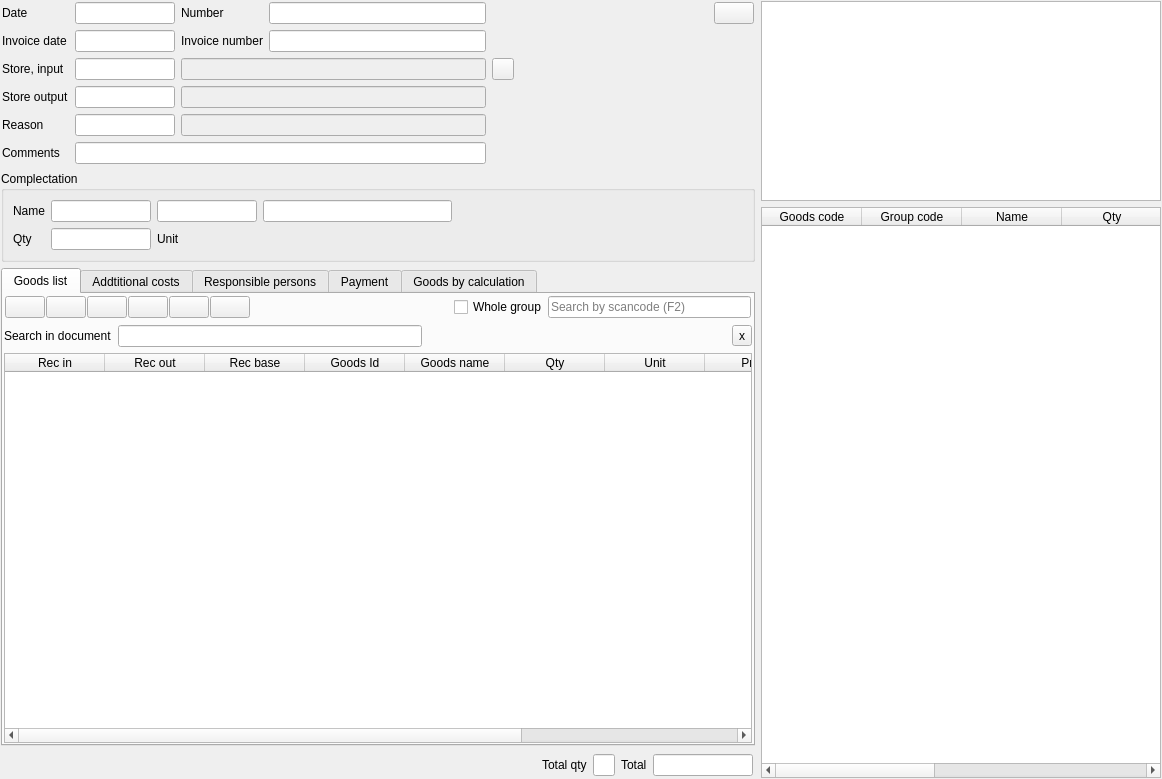
Before: the Qt Designer form Forms/c5storedoc.ui in End1-1/Cafe5, drawn with Qt 5.
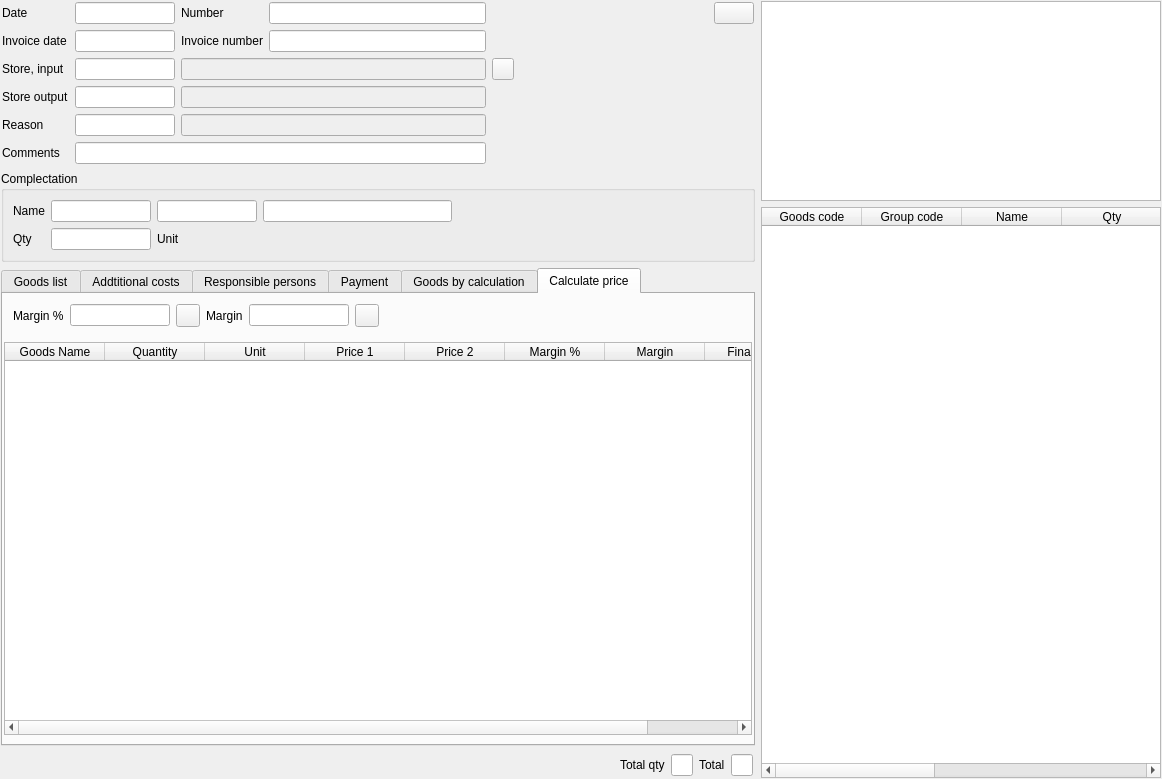
After: the same form once the commit is applied. The open tabs and pages were chosen to show the change. Icons and pictures are not drawn. Custom widgets are drawn as their Qt base class.

Patch:
```diff
--- a/Forms/c5storedoc.ui
+++ b/Forms/c5storedoc.ui
@@ -353,7 +353,7 @@
               </property>
               <property name="maximumSize">
                <size>
-                <width>100</width>
+                <width>16777215</width>
                 <height>16777215</height>
                </size>
               </property>
@@ -373,13 +373,13 @@
              <widget class="C5LineEdit" name="leTotal">
               <property name="minimumSize">
                <size>
-                <width>100</width>
+                <width>0</width>
                 <height>0</height>
                </size>
               </property>
               <property name="maximumSize">
                <size>
-                <width>100</width>
+                <width>16777215</width>
                 <height>16777215</height>
                </size>
               </property>
@@ -1183,6 +1183,162 @@
        </item>
       </layout>
      </widget>
+     <widget class="QWidget" name="twCalcPrice">
+      <attribute name="title">
+       <string>Calculate price</string>
+      </attribute>
+      <layout class="QVBoxLayout" name="verticalLayout_7">
+       <property name="leftMargin">
+        <number>1</number>
+       </property>
+       <property name="topMargin">
+        <number>1</number>
+       </property>
+       <property name="rightMargin">
+        <number>1</number>
+       </property>
+       <property name="bottomMargin">
+        <number>1</number>
+       </property>
+       <item>
+        <widget class="QWidget" name="widget" native="true">
+         <layout class="QHBoxLayout" name="horizontalLayout_6">
+          <item>
+           <widget class="QLabel" name="label_15">
+            <property name="text">
+             <string>Margin %</string>
+            </property>
+           </widget>
+          </item>
+          <item>
+           <widget class="C5LineEdit" name="leAllMarginPercent">
+            <property name="maximumSize">
+             <size>
+              <width>100</width>
+              <height>16777215</height>
+             </size>
+            </property>
+           </widget>
+          </item>
+          <item>
+           <widget class="QToolButton" name="btnSetAllMarginPercent">
+            <property name="text">
+             <string/>
+            </property>
+            <property name="icon">
+             <iconset resource="../resources/res.qrc">
+              <normaloff>:/checkall.png</normaloff>:/checkall.png</iconset>
+            </property>
+           </widget>
+          </item>
+          <item>
+           <widget class="QLabel" name="label_16">
+            <property name="text">
+             <string>Margin</string>
+            </property>
+           </widget>
+          </item>
+          <item>
+           <widget class="C5LineEdit" name="leAllMargin">
+            <property name="maximumSize">
+             <size>
+              <width>100</width>
+              <height>16777215</height>
+             </size>
+            </property>
+           </widget>
+          </item>
+          <item>
+           <widget class="QToolButton" name="btnSetMargin">
+            <property name="text">
+             <string/>
+            </property>
+            <property name="icon">
+             <iconset resource="../resources/res.qrc">
+              <normaloff>:/checkall.png</normaloff>:/checkall.png</iconset>
+            </property>
+           </widget>
+          </item>
+          <item>
+           <spacer name="horizontalSpacer_8">
+            <property name="orientation">
+             <enum>Qt::Horizontal</enum>
+            </property>
+            <property name="sizeHint" stdset="0">
+             <size>
+              <width>40</width>
+              <height>20</height>
+             </size>
+            </property>
+           </spacer>
+          </item>
+         </layout>
+        </widget>
+       </item>
+       <item>
+        <widget class="C5TableWidget" name="tblCalcPrice">
+         <column>
+          <property name="text">
+           <string>Goods Name</string>
+          </property>
+         </column>
+         <column>
+          <property name="text">
+           <string>Quantity</string>
+          </property>
+         </column>
+         <column>
+          <property name="text">
+           <string>Unit</string>
+          </property>
+         </column>
+         <column>
+          <property name="text">
+           <string>Price 1</string>
+          </property>
+         </column>
+         <column>
+          <property name="text">
+           <string>Price 2</string>
+          </property>
+         </column>
+         <column>
+          <property name="text">
+           <string>Margin %</string>
+          </property>
+         </column>
+         <column>
+          <property name="text">
+           <string>Margin</string>
+          </property>
+         </column>
+         <column>
+          <property name="text">
+           <string>Final price</string>
+          </property>
+         </column>
+        </widget>
+       </item>
+       <item>
+        <widget class="QWidget" name="widget_2" native="true">
+         <layout class="QHBoxLayout" name="horizontalLayout_7">
+          <property name="leftMargin">
+           <number>1</number>
+          </property>
+          <property name="topMargin">
+           <number>1</number>
+          </property>
+          <property name="rightMargin">
+           <number>1</number>
+          </property>
+          <property name="bottomMargin">
+           <number>1</number>
+          </property>
+         </layout>
+        </widget>
+       </item>
+      </layout>
+     </widget>
     </widget>
    </item>
    <item row="1" column="0">
```
